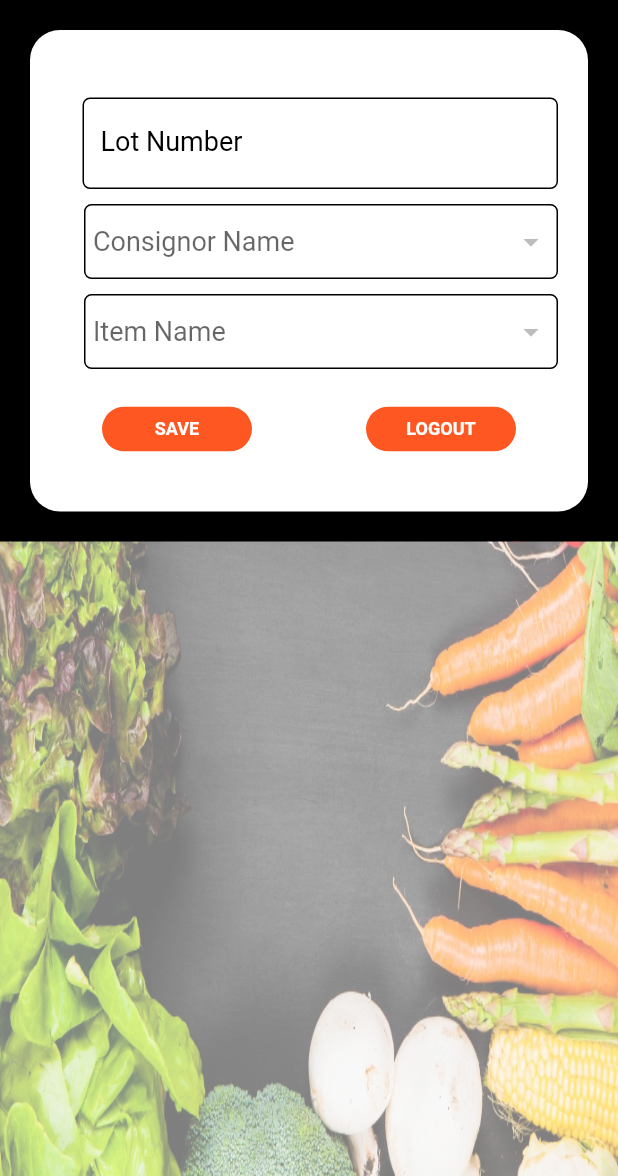
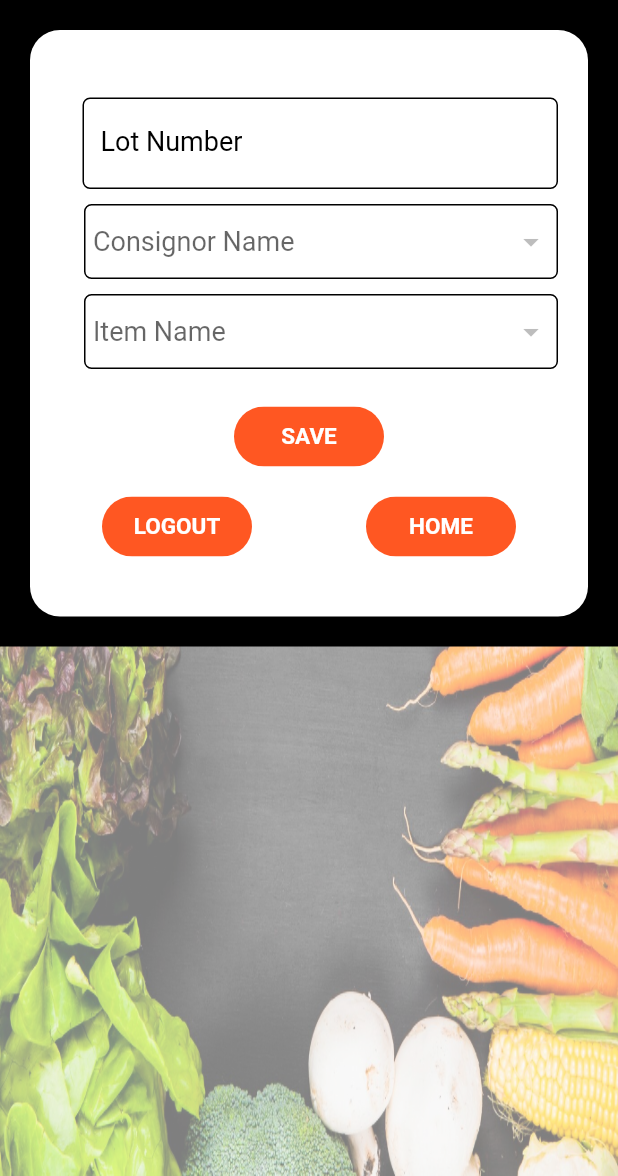
Before and after one commit to mukesh1811/ngx, a Flutter app: the Lotnumber screen opened directly, on a phone screen of 412 x 824 dp, the part 60-1236 px from its top. Run offline on Flutter 3.47's test engine with Material 2 defaults, Android fonts, the phone set to English and light mode, and no system bars; our stand-ins replace csv, file_picker, permission_handler, sqflite; missing offline and left inert: excel; accounts and stored records are empty.

```diff
--- a/lib/screens/lotnumber.dart
+++ b/lib/screens/lotnumber.dart
@@ -2,6 +2,7 @@ import 'package:flutter/material.dart';
 import 'package:ngx/screens/ConfigHelper.dart';
 
 import 'DB_Helper.dart';
+import 'homepage.dart';
 import 'loginpage.dart';
 
 TextEditingController _lotno = TextEditingController();
@@ -214,12 +215,9 @@ class _LotnumberState extends State<Lotnumber> {
                           height: 20,
                         ),
 
-                        Row(
-                          mainAxisAlignment: MainAxisAlignment.spaceAround,
-                          children: [
                         Container(
                           width: 100,
-                              height: 30,
+                          height: 40,
                           child: ClipRRect(
                             borderRadius: BorderRadius.circular(20),
                             child: Stack(
@@ -234,7 +232,7 @@ class _LotnumberState extends State<Lotnumber> {
                                   style: TextButton.styleFrom(
                                     foregroundColor: Colors.white,
                                     textStyle: const TextStyle(
-                                            fontSize: 12,
+                                        fontSize: 15,
                                         fontWeight: FontWeight.bold),
                                   ),
                                   onPressed: canSave
@@ -250,9 +248,15 @@ class _LotnumberState extends State<Lotnumber> {
                             ),
                           ),
                         ),
+                        SizedBox(
+                          height: 20,
+                        ),
+                        Row(
+                          mainAxisAlignment: MainAxisAlignment.spaceAround,
+                          children: [
                             Container(
                               width: 100,
-                              height: 30,
+                              height: 40,
                               child: ClipRRect(
                                 borderRadius: BorderRadius.circular(20),
                                 child: Stack(
@@ -267,7 +271,7 @@ class _LotnumberState extends State<Lotnumber> {
                                       style: TextButton.styleFrom(
                                         foregroundColor: Colors.white,
                                         textStyle: const TextStyle(
-                                            fontSize: 12,
+                                            fontSize: 15,
                                             fontWeight: FontWeight.bold),
                                       ),
                                       onPressed: () {
@@ -280,6 +284,43 @@ class _LotnumberState extends State<Lotnumber> {
                                       },
                                       child:
                                           Center(child: const Text('LOGOUT')),
+                                    ),
+                                  ],
+                                ),
+                              ),
+                            ),
+                            Container(
+                              width: 100,
+                              child: ClipRRect(
+                                borderRadius: BorderRadius.circular(20),
+                                child: Stack(
+                                  children: <Widget>[
+                                    Positioned.fill(
+                                      child: Container(
+                                        decoration: const BoxDecoration(
+                                            color: Colors.deepOrange),
+                                      ),
+                                    ),
+                                    SizedBox(
+                                      height: 40,
+                                      child: TextButton(
+                                        style: TextButton.styleFrom(
+                                          foregroundColor: Colors.white,
+                                          textStyle: const TextStyle(
+                                              fontSize: 15,
+                                              fontWeight: FontWeight.bold),
+                                        ),
+                                        onPressed: () {
+                                          Navigator.push(
+                                            context,
+                                            MaterialPageRoute(
+                                                builder: (context) =>
+                                                    Homepage()),
+                                          );
+                                        },
+                                        child:
+                                            Center(child: const Text('HOME')),
+                                      ),
                                     ),
                                   ],
                                 ),
```
Also changed, not shown: lib/screens/retail.dart (+36 -12 lines), lib/screens/token.dart (+43 -45 lines). Lines whose indentation alone changed are shown as unchanged.
